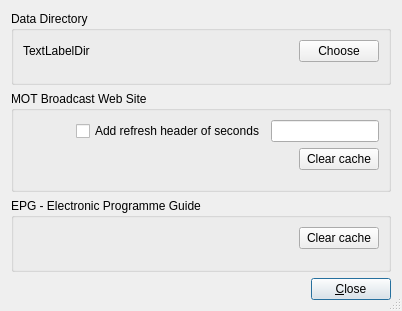
This is dream/src/GUI-QT/MultSettingsDlgbase.ui in mmjee/dream-patched as Qt 5 draws it before an edit. The edited form follows.
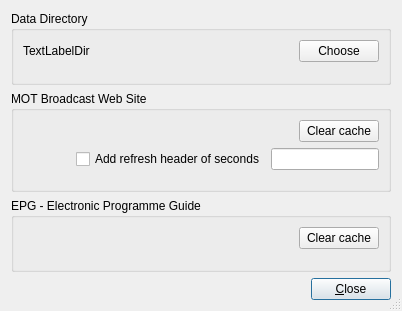
This is the edited form. Icons and pictures are not drawn.

```diff
--- a/dream/src/GUI-QT/MultSettingsDlgbase.ui
+++ b/dream/src/GUI-QT/MultSettingsDlgbase.ui
@@ -112,6 +112,45 @@
          <number>0</number>
         </property>
         <item>
+         <spacer name="Spacer9">
+          <property name="orientation">
+           <enum>Qt::Horizontal</enum>
+          </property>
+          <property name="sizeType">
+           <enum>QSizePolicy::Expanding</enum>
+          </property>
+          <property name="sizeHint" stdset="0">
+           <size>
+            <width>20</width>
+            <height>20</height>
+           </size>
+          </property>
+         </spacer>
+        </item>
+        <item>
+         <widget class="QPushButton" name="buttonClearCacheMOT">
+          <property name="sizePolicy">
+           <sizepolicy hsizetype="Fixed" vsizetype="Fixed">
+            <horstretch>0</horstretch>
+            <verstretch>0</verstretch>
+           </sizepolicy>
+          </property>
+          <property name="text">
+           <string>Clear cache</string>
+          </property>
+         </widget>
+        </item>
+       </layout>
+      </item>
+      <item>
+       <layout class="QHBoxLayout" name="Refresh">
+        <property name="spacing">
+         <number>6</number>
+        </property>
+        <property name="margin">
+         <number>0</number>
+        </property>
+        <item>
          <spacer name="horizontalSpacer">
           <property name="orientation">
            <enum>Qt::Horizontal</enum>
@@ -155,45 +194,6 @@
         </item>
        </layout>
       </item>
-      <item>
-       <layout class="QHBoxLayout">
-        <property name="spacing">
-         <number>6</number>
-        </property>
-        <property name="margin">
-         <number>0</number>
-        </property>
-        <item>
-         <spacer name="Spacer9">
-          <property name="orientation">
-           <enum>Qt::Horizontal</enum>
-          </property>
-          <property name="sizeType">
-           <enum>QSizePolicy::Expanding</enum>
-          </property>
-          <property name="sizeHint" stdset="0">
-           <size>
-            <width>20</width>
-            <height>20</height>
-           </size>
-          </property>
-         </spacer>
-        </item>
-        <item>
-         <widget class="QPushButton" name="buttonClearCacheMOT">
-          <property name="sizePolicy">
-           <sizepolicy hsizetype="Fixed" vsizetype="Fixed">
-            <horstretch>0</horstretch>
-            <verstretch>0</verstretch>
-           </sizepolicy>
-          </property>
-          <property name="text">
-           <string>Clear cache</string>
-          </property>
-         </widget>
-        </item>
-       </layout>
-      </item>
       <item>
        <spacer name="verticalSpacer">
         <property name="orientation">
```
